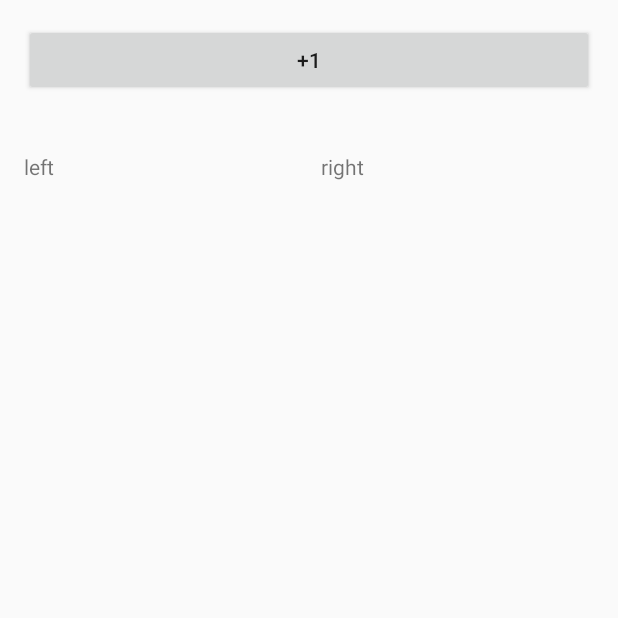
After one commit to whatisjava/AndroidTraining, an Android app: the ViewModelActivity screen opened directly, with no data from a screen before it, on a phone screen of 412 x 824 dp, the top half of it. The commit adds this screen. Run offline under Robolectric (Android 15) with nearby library versions, the phone set to English and light mode, and no system bars.

Commit message:
jetpack about

```diff
--- a/app/build.gradle
+++ b/app/build.gradle
@@ -84,6 +84,7 @@ dependencies {
     implementation 'com.facebook.fresco:webpsupport:2.6.0'
 
     implementation ("com.github.bumptech.glide:glide:4.13.2")
+    implementation 'androidx.legacy:legacy-support-v4:1.0.0'
     annotationProcessor 'com.github.bumptech.glide:compiler:4.13.2'
 //            {
 //        exclude group: "com.android.support"
--- a/app/src/main/java/com/whatisjava/training/TrainingApp.kt
+++ b/app/src/main/java/com/whatisjava/training/TrainingApp.kt
@@ -1,9 +1,11 @@
 package com.whatisjava.training
 
 import android.app.Application
+import androidx.lifecycle.ProcessLifecycleOwner
 import coil.ImageLoader
 import coil.ImageLoaderFactory
 import com.facebook.drawee.backends.pipeline.Fresco
+import com.whatisjava.training.jetpack.lifecycle.MyLifeCycleObserver
 import dagger.hilt.android.HiltAndroidApp
 
 @HiltAndroidApp
@@ -11,6 +13,8 @@ class TrainingApp : Application(), ImageLoaderFactory {
 
     override fun onCreate() {
         super.onCreate()
+
+//        ProcessLifecycleOwner.get().lifecycle.addObserver(MyLifeCycleObserver())
 
         Fresco.initialize(this)
     }
--- /dev/null
+++ b/app/src/main/java/com/whatisjava/training/jetpack/Test.kt
@@ -0,0 +1,5 @@
+package com.whatisjava.training.jetpack
+
+fun main() {
+    println("hello jetpack")
+}
--- /dev/null
+++ b/app/src/main/java/com/whatisjava/training/jetpack/viewmodel/LeftViewModelFragment.kt
@@ -0,0 +1,39 @@
+package com.whatisjava.training.jetpack.viewmodel
+
+import android.os.Bundle
+import android.view.LayoutInflater
+import android.view.View
+import android.view.ViewGroup
+import android.widget.Button
+import android.widget.TextView
+import androidx.fragment.app.Fragment
+import androidx.fragment.app.activityViewModels
+import androidx.lifecycle.ViewModelProvider
+import com.whatisjava.training.R
+
+class LeftViewModelFragment : Fragment() {
+
+//    private val leftViewModel by lazy {
+//        ViewModelProvider(this).get(MyViewModel::class.java)
+//    }
+
+    private val leftViewModel by activityViewModels<MyViewModel>()
+
+    override fun onCreateView(
+        inflater: LayoutInflater, container: ViewGroup?,
+        savedInstanceState: Bundle?
+    ): View? {
+        return inflater.inflate(R.layout.fragment_view_model_left, container, false)
+    }
+
+    override fun onViewCreated(view: View, savedInstanceState: Bundle?) {
+        super.onViewCreated(view, savedInstanceState)
+
+        val textView = view.findViewById<TextView>(R.id.text_view)
+
+        leftViewModel.getTestNum().observe(viewLifecycleOwner) {
+            textView.text = "item: $it"
+        }
+    }
+
+}
--- /dev/null
+++ b/app/src/main/java/com/whatisjava/training/jetpack/viewmodel/MyViewModel.kt
@@ -0,0 +1,21 @@
+package com.whatisjava.training.jetpack.viewmodel
+
+import androidx.lifecycle.LiveData
+import androidx.lifecycle.MutableLiveData
+import androidx.lifecycle.ViewModel
+
+class MyViewModel: ViewModel() {
+
+    private var i = 0
+    private val testNum = MutableLiveData<Int>()
+
+    fun getTestNum(): LiveData<Int>{
+        return testNum
+    }
+
+    fun add(){
+        i++
+        testNum.value = i
+    }
+
+}
--- /dev/null
+++ b/app/src/main/java/com/whatisjava/training/jetpack/viewmodel/RightViewModelFragment.kt
@@ -0,0 +1,38 @@
+package com.whatisjava.training.jetpack.viewmodel
+
+import androidx.lifecycle.ViewModelProvider
+import android.os.Bundle
+import androidx.fragment.app.Fragment
+import android.view.LayoutInflater
+import android.view.View
+import android.view.ViewGroup
+import android.widget.TextView
+import androidx.fragment.app.activityViewModels
+import com.whatisjava.training.R
+
+class RightViewModelFragment : Fragment() {
+
+//    private val rightViewModel by lazy {
+//        ViewModelProvider(this).get(MyViewModel::class.java)
+//    }
+
+    private val rightViewModel by activityViewModels<MyViewModel>()
+
+    override fun onCreateView(
+        inflater: LayoutInflater, container: ViewGroup?,
+        savedInstanceState: Bundle?
+    ): View? {
+        return inflater.inflate(R.layout.fragment_view_model_right, container, false)
+    }
+
+    override fun onViewCreated(view: View, savedInstanceState: Bundle?) {
+        super.onViewCreated(view, savedInstanceState)
+
+        val textView = view.findViewById<TextView>(R.id.text_view)
+
+        rightViewModel.getTestNum().observe(viewLifecycleOwner) {
+            textView.text = "item: $it"
+        }
+    }
+
+}
--- /dev/null
+++ b/app/src/main/java/com/whatisjava/training/jetpack/viewmodel/ViewModelActivity.kt
@@ -0,0 +1,36 @@
+package com.whatisjava.training.jetpack.viewmodel
+
+import androidx.appcompat.app.AppCompatActivity
+import android.os.Bundle
+import androidx.activity.viewModels
+import androidx.lifecycle.ViewModelProvider
+import com.whatisjava.training.R
+import com.whatisjava.training.databinding.ActivityLiveDataBinding
+import com.whatisjava.training.databinding.ActivityViewModelBinding
+
+class ViewModelActivity : AppCompatActivity() {
+
+    private lateinit var binding: ActivityViewModelBinding
+
+    private val myViewModel by lazy {
+        ViewModelProvider(this).get(MyViewModel::class.java)
+    }
+
+    override fun onCreate(savedInstanceState: Bundle?) {
+        super.onCreate(savedInstanceState)
+        binding = ActivityViewModelBinding.inflate(layoutInflater)
+        val view = binding.root
+        setContentView(view)
+
+        myViewModel.getTestNum().observe(this) {
+            binding.textView.text = "$it"
+        }
+
+        binding.button.setOnClickListener {
+//            i++
+//            binding.textView.text = i.toString()
+            myViewModel.add()
+        }
+
+    }
+}
--- /dev/null
+++ b/app/src/main/res/layout/activity_view_model.xml
@@ -0,0 +1,48 @@
+<?xml version="1.0" encoding="utf-8"?>
+<LinearLayout xmlns:android="http://schemas.android.com/apk/res/android"
+    xmlns:app="http://schemas.android.com/apk/res-auto"
+    xmlns:tools="http://schemas.android.com/tools"
+    android:layout_width="match_parent"
+    android:layout_height="match_parent"
+    android:orientation="vertical"
+    android:padding="16dp"
+    tools:context=".jetpack.viewmodel.ViewModelActivity">
+
+    <Button
+        android:id="@+id/button"
+        android:layout_width="match_parent"
+        android:layout_height="wrap_content"
+        android:text="+1" />
+
+    <TextView
+        android:id="@+id/text_view"
+        android:layout_width="wrap_content"
+        android:layout_height="wrap_content"
+        android:layout_marginTop="10dp"
+        android:textSize="20sp"
+        android:textColor="@android:color/black"/>
+
+    <LinearLayout
+        android:layout_width="match_parent"
+        android:layout_height="wrap_content"
+        android:orientation="horizontal">
+
+        <fragment
+            android:layout_width="match_parent"
+            android:layout_height="wrap_content"
+            class="com.whatisjava.training.jetpack.viewmodel.LeftViewModelFragment"
+            android:tag="com.whatisjava.training.jetpack.viewmodel.LeftViewModelFragment"
+            android:layout_marginEnd="8dp"
+            android:layout_weight="1.0"/>
+
+        <fragment
+            android:layout_width="match_parent"
+            android:layout_height="wrap_content"
+            android:layout_marginStart="8dp"
+            class="com.whatisjava.training.jetpack.viewmodel.RightViewModelFragment"
+            android:tag="com.whatisjava.training.jetpack.viewmodel.RightViewModelFragment"
+            android:layout_weight="1.0" />
+
+    </LinearLayout>
+
+</LinearLayout>
--- /dev/null
+++ b/app/src/main/res/layout/fragment_view_model_left.xml
@@ -0,0 +1,15 @@
+<?xml version="1.0" encoding="utf-8"?>
+<LinearLayout xmlns:android="http://schemas.android.com/apk/res/android"
+    xmlns:tools="http://schemas.android.com/tools"
+    android:layout_width="match_parent"
+    android:layout_height="match_parent"
+    android:orientation="vertical"
+    tools:context=".jetpack.viewmodel.LeftViewModelFragment">
+
+    <TextView
+        android:id="@+id/text_view"
+        android:layout_width="match_parent"
+        android:layout_height="match_parent"
+        android:text="left" />
+
+</LinearLayout>
--- /dev/null
+++ b/app/src/main/res/layout/fragment_view_model_right.xml
@@ -0,0 +1,14 @@
+<?xml version="1.0" encoding="utf-8"?>
+<FrameLayout xmlns:android="http://schemas.android.com/apk/res/android"
+    xmlns:tools="http://schemas.android.com/tools"
+    android:layout_width="match_parent"
+    android:layout_height="match_parent"
+    tools:context=".jetpack.viewmodel.LeftViewModelFragment">
+
+    <TextView
+        android:id="@+id/text_view"
+        android:layout_width="match_parent"
+        android:layout_height="match_parent"
+        android:text="right" />
+
+</FrameLayout>
```
Also changed, not shown: app/src/main/AndroidManifest.xml (+11 -2 lines), app/src/main/java/com/whatisjava/training/jetpack/lifecycle/LifeCycleActivity.kt (added, +49 -0 lines), app/src/main/java/com/whatisjava/training/jetpack/lifecycle/MyDefaultLifeCycleObserver.kt (added, +41 -0 lines), app/src/main/java/com/whatisjava/training/jetpack/lifecycle/MyLifeCycleObserver.kt (added, +48 -0 lines), app/src/main/java/com/whatisjava/training/jetpack/livedata/LiveDataActivity.kt (added, +89 -0 lines), app/src/main/java/com/whatisjava/training/jetpack/viewmodel/ViewModelViewModel.kt (added, +7 -0 lines), app/src/main/java/com/whatisjava/training/main/MainActivity.kt (+15 -0 lines), app/src/main/res/layout/activity_life_cycle.xml (added, +9 -0 lines), app/src/main/res/layout/activity_live_data.xml (added, +23 -0 lines).
